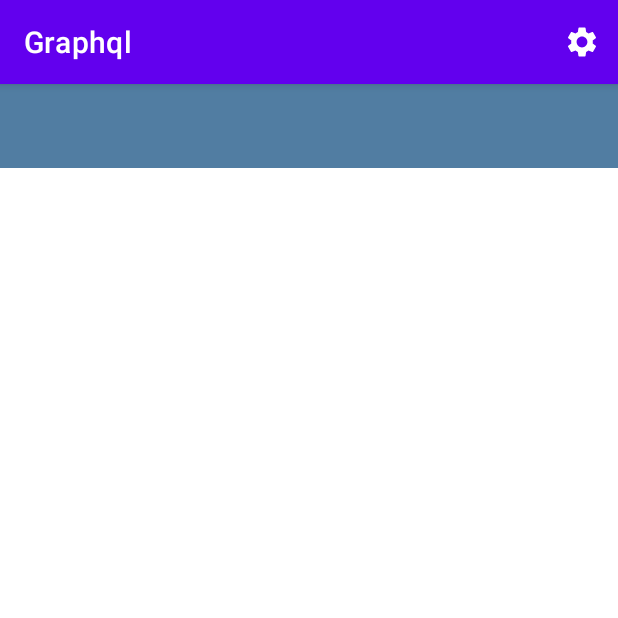
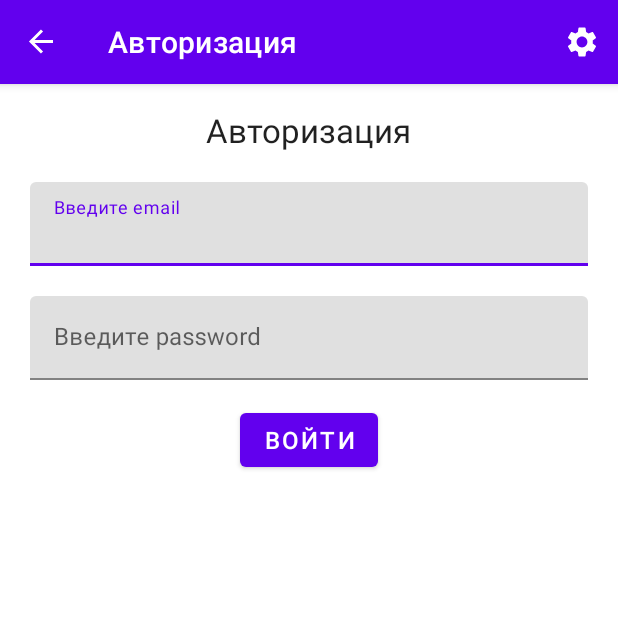
Before and after one commit to SpirinOleg/Graphql, an Android app: the screen it shows after launch (MainActivity), on a phone screen of 412 x 824 dp, the top half of it. Run offline under Robolectric (Android 15) with nearby library versions, the phone set to English and light mode, and no system bars; our stand-ins replace navigation-ui; libraries missing offline, so code that uses them is left out: com.apollographql.apollo.

```diff
--- a/app/src/main/AndroidManifest.xml
+++ b/app/src/main/AndroidManifest.xml
@@ -15,6 +15,7 @@
 
                 <category android:name="android.intent.category.LAUNCHER" />
             </intent-filter>
+            <nav-graph android:value="@navigation/nav_graph"/>
         </activity>
     </application>
 
--- a/app/src/main/java/com/example/graphql/MainActivity.kt
+++ b/app/src/main/java/com/example/graphql/MainActivity.kt
@@ -24,7 +24,6 @@ class MainActivity : AppCompatActivity() {
         navController = findNavController(R.id.nav_host_fragment)
         appBarConfiguration = AppBarConfiguration(navController.graph)
 
-        setSupportActionBar(toolbar)
         setupActionBar(navController, appBarConfiguration)
     }
 
--- /dev/null
+++ b/app/src/main/java/com/example/graphql/feature/SplashFragment.kt
@@ -0,0 +1,53 @@
+package com.example.graphql.feature
+
+import android.os.Bundle
+import android.view.View
+import androidx.fragment.app.Fragment
+import androidx.navigation.NavController
+import androidx.navigation.NavOptions
+import androidx.navigation.fragment.findNavController
+import com.example.graphql.BuildConfig
+import com.example.graphql.R
+import kotlinx.android.synthetic.main.activity_start.*
+import kotlinx.coroutines.*
+import java.text.MessageFormat
+import kotlin.coroutines.CoroutineContext
+
+class SplashFragment: Fragment(R.layout.activity_start), CoroutineScope {
+
+    private lateinit var navController: NavController
+
+    override val coroutineContext: CoroutineContext
+        get() = Dispatchers.Main + Job()
+
+    var versionName: String = BuildConfig.VERSION_NAME
+
+    override fun onCreate(savedInstanceState: Bundle?) {
+        super.onCreate(savedInstanceState)
+
+        navController = findNavController()
+
+    }
+
+    override fun onViewCreated(view: View, savedInstanceState: Bundle?) {
+        super.onViewCreated(view, savedInstanceState)
+
+        splash_version_app.text = MessageFormat.format(
+            "{0}{1}",
+            "version: ",
+            versionName
+        )
+
+        launch {
+            delay(3000)
+            withContext(Dispatchers.Main){
+                navController.navigate(R.id.action_start_activity_to_auth_fragment,null,NavOptions.Builder().setPopUpTo(R.id.start_activity,true).build())
+            }
+        }
+    }
+
+    override fun onDestroy() {
+        coroutineContext.cancel()
+        super.onDestroy()
+    }
+}
--- a/app/src/main/res/layout/activity_main.xml
+++ b/app/src/main/res/layout/activity_main.xml
@@ -6,12 +6,6 @@
     android:layout_height="match_parent"
     tools:context=".MainActivity"
     android:orientation="vertical">
-
-    <androidx.appcompat.widget.Toolbar
-        android:id="@+id/toolbar"
-        android:layout_width="match_parent"
-        android:background="@color/colorPrimary"
-        android:layout_height="?attr/actionBarSize"/>
 
     <fragment
         android:id="@+id/nav_host_fragment"
--- a/app/src/main/res/navigation/nav_graph.xml
+++ b/app/src/main/res/navigation/nav_graph.xml
@@ -4,18 +4,21 @@
     xmlns:tools="http://schemas.android.com/tools"
     app:startDestination="@id/start_activity">
 
-
-    <activity
+    <fragment
         android:id="@+id/start_activity"
+        android:name="com.example.graphql.feature.SplashFragment"
         tools:layout="@layout/activity_start"
         android:label="GraphQl">
-    </activity>
+        <action
+            android:id="@+id/action_start_activity_to_auth_fragment"
+            app:destination="@id/auth_fragment" />
+    </fragment>
 
     <fragment
         android:id="@+id/auth_fragment"
         android:name="com.example.graphql.feature.AuthFragment"
         tools:layout="@layout/auth_fragment"
-        android:label="GraphQl">
+        android:label="Авторизация">
         <action
             android:id="@+id/action_auth_fragment_to_placeholder3"
             app:destination="@id/main_gragment" />
```
Also changed, not shown: app/src/main/java/com/example/graphql/feature/AuthFragment.kt (+18 -1 lines), app/src/main/java/com/example/graphql/feature/SplashActivity.kt (deleted, +0 -42 lines).
